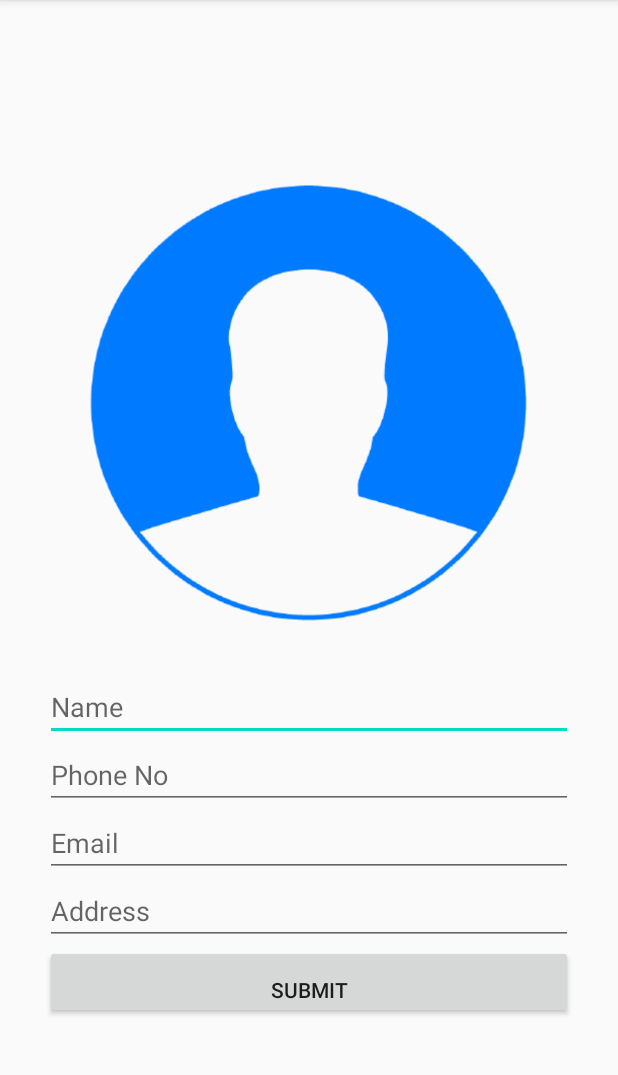
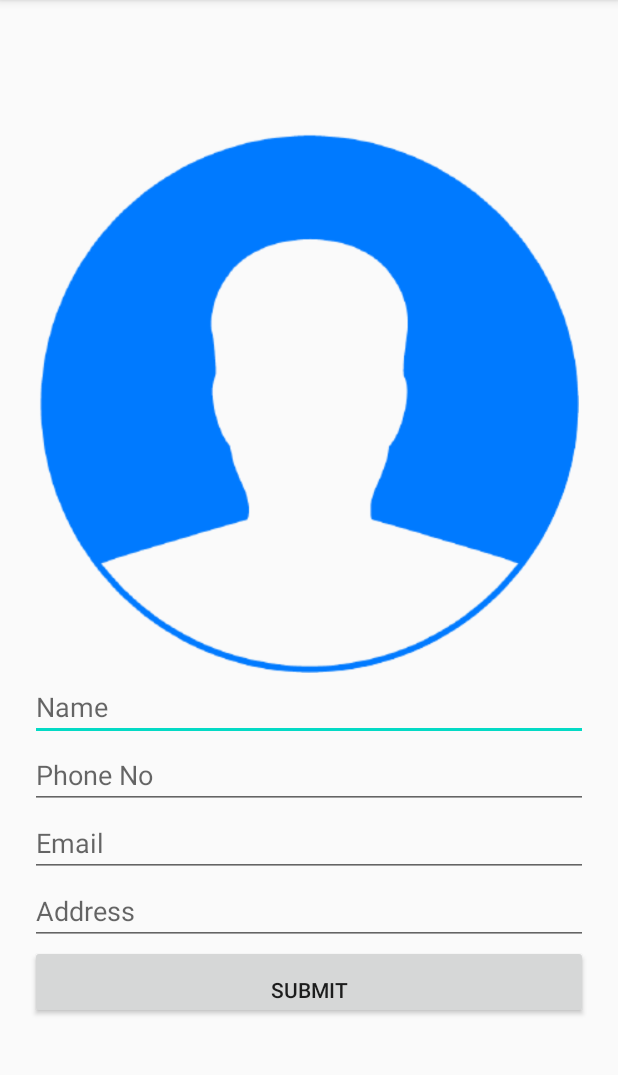
Before and after one commit to Shalauddin-bd/RegisterApp_Android, an Android app: the screen it shows after launch (MainActivity), on a phone screen of 412 x 824 dp, the part 84-1159 px from its top. Run offline under Robolectric (Android 15) with nearby library versions, the phone set to English and light mode, and no system bars.

Commit message:
Main activity modified

```diff
--- a/app/src/main/res/layout/activity_main.xml
+++ b/app/src/main/res/layout/activity_main.xml
@@ -9,9 +9,9 @@
     android:layout_width="match_parent"
     android:layout_height="wrap_content"
     android:orientation="vertical"
-    android:paddingStart="30dp"
-    android:paddingEnd="30dp"
-    android:layout_gravity="center">
+    android:layout_gravity="center"
+    android:paddingStart="20dp"
+    android:paddingEnd="20dp">
 
 
     <ImageView
@@ -20,6 +20,7 @@
         android:layout_height="360dp"
         android:contentDescription="User Image"
         android:labelFor="@id/imageViewUserImage"
+        android:adjustViewBounds="true"
         android:src="@drawable/profile" />
 
     <EditText
```
Also changed, not shown: app/src/main/res/drawable/profile.png.
